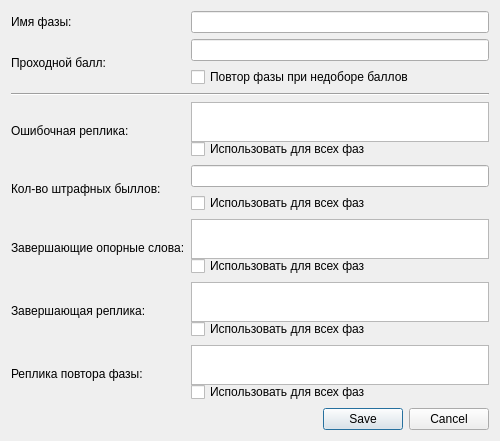
Qt form dialogeditor/phaseeditorwindow.ui (QtWorks/VirtualClientDialogEditor) before a commit.
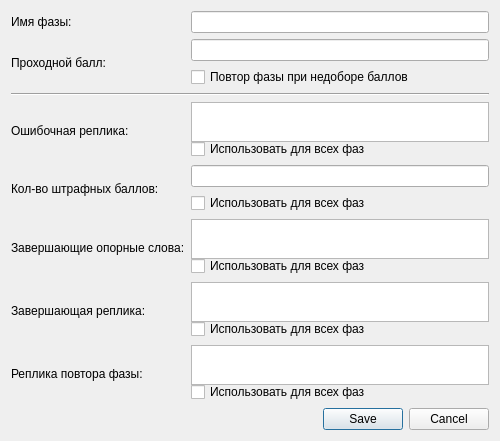
The same form after that commit.

Diff of the .ui file:
```diff
--- a/dialogeditor/phaseeditorwindow.ui
+++ b/dialogeditor/phaseeditorwindow.ui
@@ -136,7 +136,7 @@
      <item row="4" column="0">
       <widget class="QLabel" name="label_8">
        <property name="text">
-        <string>Кол-во штрафных быллов:</string>
+        <string>Кол-во штрафных баллов:</string>
        </property>
       </widget>
      </item>
```
